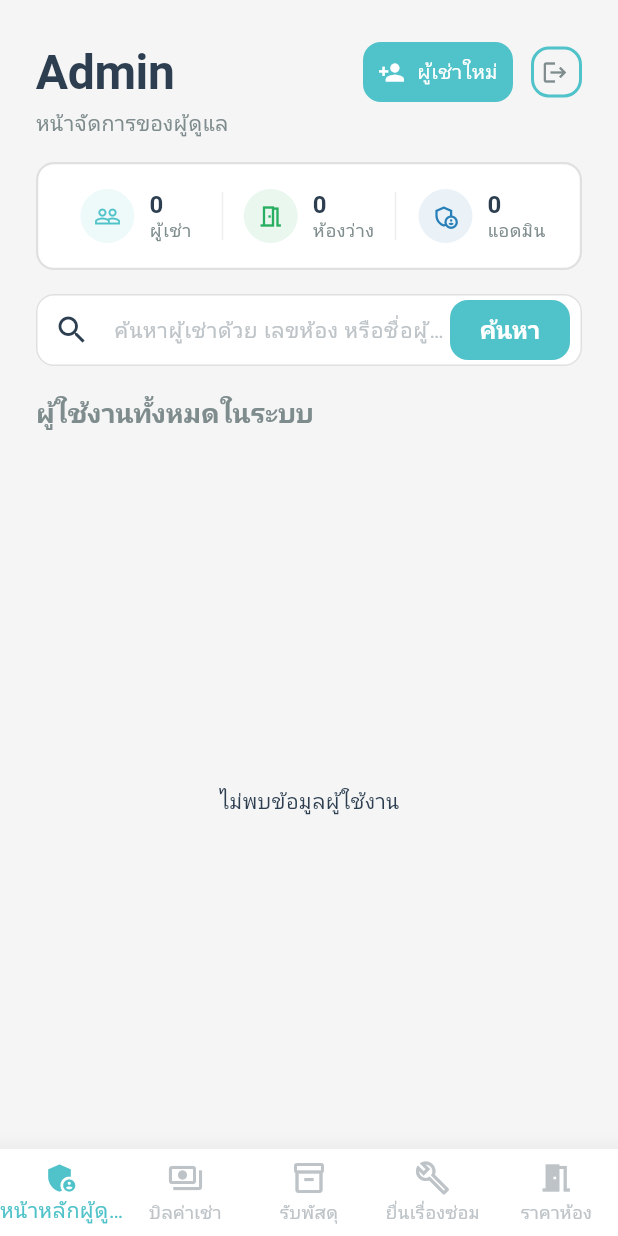
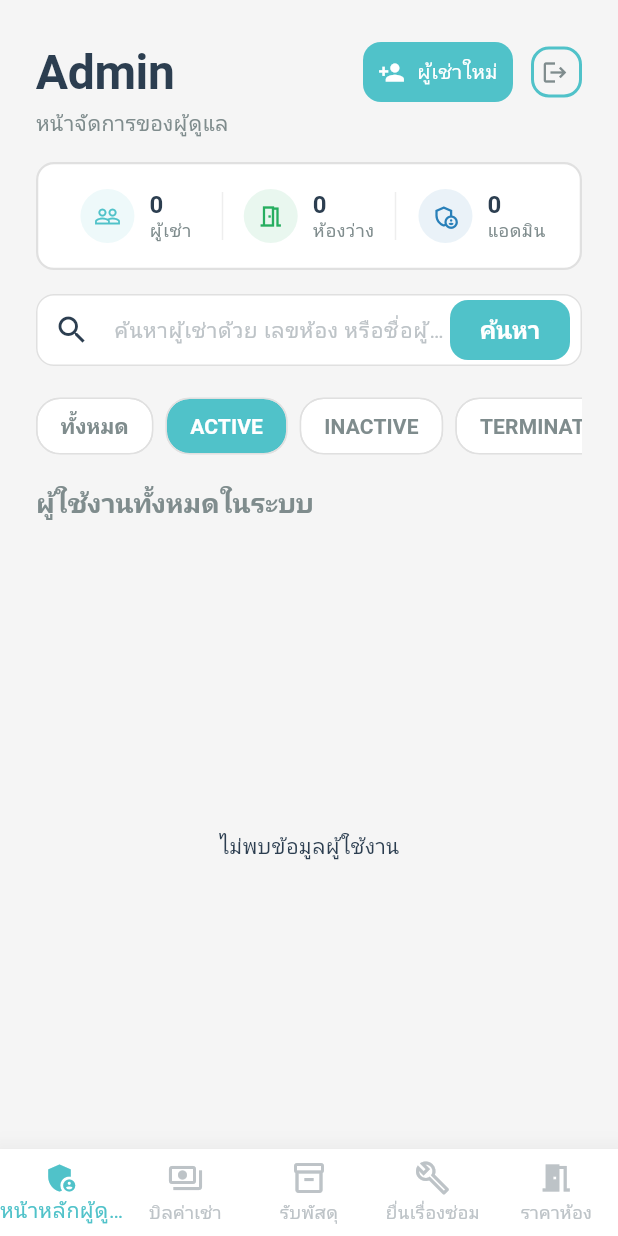
Before and after one commit to SittinonTee/apartment-management-system, a Flutter app: the AdminMainScreen screen opened by its route, on a phone screen of 412 x 824 dp. Run offline on Flutter 3.47's test engine with Material 3 defaults, Android fonts, the phone set to English and light mode, and no system bars; our stand-ins replace dio, file_picker, flutter_secure_storage, go_router, google_fonts, image_picker and 2 more; missing offline and left inert: universal_html; accounts and stored records are empty; network calls fail; Roboto replaces fonts that are missing (Prompt).

Commit message:
feat: implement admin management page for rates and rooms with associated API services

```diff
--- a/frontend/lib/features/admin/dashboard/presentation/pages/admin_dashboard_page.dart
+++ b/frontend/lib/features/admin/dashboard/presentation/pages/admin_dashboard_page.dart
@@ -1,6 +1,6 @@
 import 'package:flutter/material.dart';
 import 'package:frontend/core/constants/app_colors.dart';
-// import 'package:frontend/core/widgets/choicechip_filter.dart';
+import 'package:frontend/core/widgets/choicechip_filter.dart';
 import 'package:frontend/features/admin/dashboard/presentation/dashboard_widgets/users_info_card.dart';
 import 'package:frontend/core/widgets/searchbar.dart';
 import 'package:frontend/core/widgets/custom_button.dart';
@@ -40,17 +40,27 @@ class _AdminDashboardPageState extends State<AdminDashboardPage> {
   }
 
   // ---------------- filter & search ----------------
-  // int selectedFilterIndex = 0;
-  // final List<String> fillterList = ['ทั้งหมด', 'ADMIN', 'TENANT', 'TECHNICIAN'];
+  int selectedFilterIndex = 1;
+  final List<String> filterList = [
+    'ทั้งหมด',
+    'ACTIVE',
+    'INACTIVE',
+    'TERMINATED',
+  ];
 
   String searchQuery = '';
 
   List<UserTemplate> filteredUsers(List<UserTemplate> users) {
-    var result = users;
-    // if (selectedFilterIndex != 0) {
-    //   final role = fillterList[selectedFilterIndex];
-    //   result = result.where((user) => user.role == role).toList();
-    // }
+    var result = users.where((user) => user.role == 'TENANT').toList();
+    if (selectedFilterIndex != 0) {
+      final status = filterList[selectedFilterIndex];
+      result = result
+          .where(
+            (user) =>
+                user.contractStatus == status || user.userStatus == status,
+          )
+          .toList();
+    }
     if (searchQuery.isNotEmpty) {
       result = result
           .where(
@@ -159,25 +169,25 @@ class _AdminDashboardPageState extends State<AdminDashboardPage> {
           SearchWidget(
             onSearch: (value) => setState(() => searchQuery = value),
           ),
-          // const SizedBox(height: 20),
-          // SizedBox(
-          //   height: 40,
-          //   child: ListView.builder(
-          //     physics: const BouncingScrollPhysics(),
-          //     scrollDirection: Axis.horizontal,
-          //     itemCount: fillterList.length,
-          //     itemBuilder: (context, i) {
-          //       return Padding(
-          //         padding: const EdgeInsets.only(right: 8),
-          //         child: ChoiceChipFilter(
-          //           label: fillterList[i],
-          //           selected: selectedFilterIndex == i,
-          //           onSelected: (_) => setState(() => selectedFilterIndex = i),
-          //         ),
-          //       );
-          //     },
-          //   ),
-          // ),
+          const SizedBox(height: 20),
+          SizedBox(
+            height: 40,
+            child: ListView.builder(
+              physics: const BouncingScrollPhysics(),
+              scrollDirection: Axis.horizontal,
+              itemCount: filterList.length,
+              itemBuilder: (context, i) {
+                return Padding(
+                  padding: const EdgeInsets.only(right: 8),
+                  child: ChoiceChipFilter(
+                    label: filterList[i],
+                    selected: selectedFilterIndex == i,
+                    onSelected: (_) => setState(() => selectedFilterIndex = i),
+                  ),
+                );
+              },
+            ),
+          ),
           const SizedBox(height: 20),
           Text(
             "ผู้ใช้งานทั้งหมดในระบบ",
```
Also changed, not shown: frontend/lib/features/admin/dashboard/presentation/dashboard_widgets/users_info_card.dart (+33 -0 lines), frontend/lib/features/admin/manage/presentation/page/manage_page.dart (+78 -6 lines), 1 other file.
